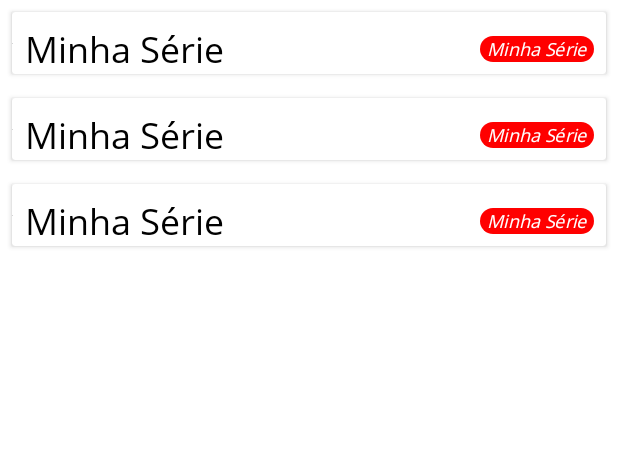
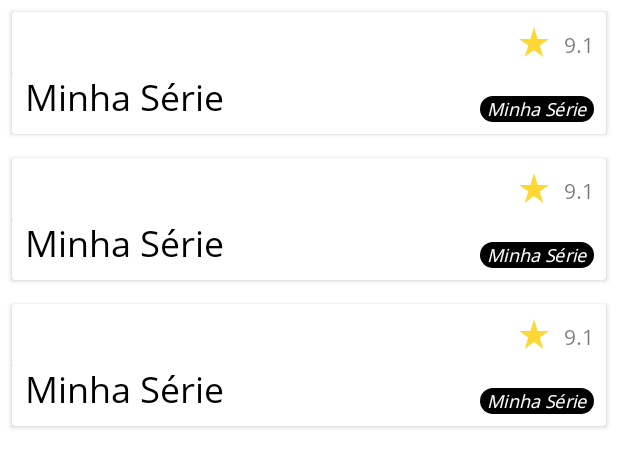
Before and after one commit to marcelonomad/MinhaSerie, an Android app: the layout activity_main.xml on its own in the app's theme, with its tools: preview values and no code run, on a phone screen of 412 x 824 dp. Shown: the top 467 px of the screen. Run offline under Robolectric (Android 15) with nearby library versions, the phone set to English and light mode, and no system bars.

Commit message:
Infinite scroller e ajustes de layout

```diff
--- a/app/build.gradle
+++ b/app/build.gradle
@@ -42,6 +42,7 @@ dependencies {
     implementation 'com.squareup.retrofit2:retrofit:2.5.0'
     implementation 'com.squareup.retrofit2:converter-gson:2.5.0'
     implementation 'com.github.bumptech.glide:glide:4.12.0'
+    implementation 'com.github.Batterii:PagingRecycler:v1.1.1'
     testImplementation 'junit:junit:4.+'
     androidTestImplementation 'androidx.test.ext:junit:1.1.2'
     androidTestImplementation 'androidx.test.espresso:espresso-core:3.3.0'
--- a/app/src/main/AndroidManifest.xml
+++ b/app/src/main/AndroidManifest.xml
@@ -1,10 +1,12 @@
 <?xml version="1.0" encoding="utf-8"?>
 <manifest xmlns:android="http://schemas.android.com/apk/res/android"
-    package="com.nomad.minhaserie">
+    package="com.nomad.minhaserie"
+    xmlns:tools="http://schemas.android.com/tools">
 
     <uses-permission android:name="android.permission.INTERNET"></uses-permission>
 
     <application
+        tools:replace="theme"
         android:allowBackup="true"
         android:icon="@mipmap/ic_launcher"
         android:label="@string/app_name"
--- a/app/src/main/res/drawable/showtag.xml
+++ b/app/src/main/res/drawable/showtag.xml
@@ -3,7 +3,7 @@
 <shape xmlns:android="http://schemas.android.com/apk/res/android"
     android:shape="rectangle">
 
-    <corners android:radius="15dp" />
+    <corners android:radius="40dp" />
 
     <padding
         android:left="5dp"
@@ -12,6 +12,6 @@
     <!--<stroke android:width="2dp" android:color="#f00" />-->
 
     <!--- This is the background color -->
-    <solid android:color="#f00" />
+    <solid android:color="#000" />
 
 </shape>
--- /dev/null
+++ b/app/src/main/res/drawable/star.xml
@@ -0,0 +1,10 @@
+<vector xmlns:android="http://schemas.android.com/apk/res/android"
+    android:width="24dp"
+    android:height="24dp"
+    android:viewportWidth="24"
+    android:viewportHeight="24"
+    android:tint="@color/yellow_600">
+  <path
+      android:fillColor="@android:color/white"
+      android:pathData="M14.43,10l-2.43,-8l-2.43,8l-7.57,0l6.18,4.41l-2.35,7.59l6.17,-4.69l6.18,4.69l-2.35,-7.59l6.17,-4.41z"/>
+</vector>
--- a/app/src/main/res/layout/activity_main.xml
+++ b/app/src/main/res/layout/activity_main.xml
@@ -15,4 +15,15 @@
         app:layout_constraintStart_toStartOf="parent"
         app:layout_constraintTop_toTopOf="parent"
         tools:listitem="@layout/item_show" />
+
+    <include
+        android:id="@+id/llLoader"
+        layout="@layout/loader"
+        android:layout_width="wrap_content"
+        android:layout_height="wrap_content"
+        android:visibility="invisible"
+        app:layout_constraintBottom_toBottomOf="parent"
+        app:layout_constraintLeft_toLeftOf="parent"
+        app:layout_constraintRight_toRightOf="parent" />
+
 </androidx.constraintlayout.widget.ConstraintLayout>
--- a/app/src/main/res/layout/item_show.xml
+++ b/app/src/main/res/layout/item_show.xml
@@ -23,15 +23,20 @@
 
             <TextView
                 android:id="@+id/txtNameShow"
-                android:layout_width="wrap_content"
+                android:layout_width="0dp"
                 android:layout_height="wrap_content"
                 android:layout_marginStart="8dp"
                 android:layout_marginTop="8dp"
+                android:layout_marginEnd="8dp"
+                android:layout_marginBottom="8dp"
                 android:text="@string/app_name"
                 android:textColor="@color/black"
                 android:textSize="24sp"
+                app:layout_constraintBottom_toBottomOf="parent"
+                app:layout_constraintEnd_toEndOf="parent"
+                app:layout_constraintHorizontal_bias="1.0"
                 app:layout_constraintStart_toEndOf="@+id/imgItemShow"
-                app:layout_constraintTop_toTopOf="parent" />
+                app:layout_constraintTop_toBottomOf="@+id/imgShowRate" />
 
             <ImageView
                 android:id="@+id/imgItemShow"
@@ -55,6 +60,26 @@
                 android:textStyle="italic"
                 app:layout_constraintBottom_toBottomOf="parent"
                 app:layout_constraintEnd_toEndOf="parent" />
+
+            <ImageView
+                android:id="@+id/imgShowRate"
+                android:layout_width="wrap_content"
+                android:layout_height="wrap_content"
+                android:layout_marginTop="8dp"
+                android:layout_marginEnd="8dp"
+                app:layout_constraintEnd_toStartOf="@+id/txtShowRate"
+                app:layout_constraintTop_toTopOf="parent"
+                app:srcCompat="@drawable/star" />
+
+            <TextView
+                android:id="@+id/txtShowRate"
+                android:layout_width="wrap_content"
+                android:layout_height="wrap_content"
+                android:layout_marginTop="12dp"
+                android:layout_marginEnd="8dp"
+                android:text="@string/show_rate"
+                app:layout_constraintEnd_toEndOf="parent"
+                app:layout_constraintTop_toTopOf="parent" />
         </androidx.constraintlayout.widget.ConstraintLayout>
     </androidx.cardview.widget.CardView>
 
--- a/app/src/main/res/values/colors.xml
+++ b/app/src/main/res/values/colors.xml
@@ -7,4 +7,5 @@
     <color name="teal_700">#FF018786</color>
     <color name="black">#FF000000</color>
     <color name="white">#FFFFFFFF</color>
+    <color name="yellow_600">#fdd835</color>
 </resources>
--- a/app/src/main/res/values/strings.xml
+++ b/app/src/main/res/values/strings.xml
@@ -1,3 +1,4 @@
 <resources>
     <string name="app_name">Minha Série</string>
+    <string name="show_rate">9.1</string>
 </resources>
--- a/build.gradle
+++ b/build.gradle
@@ -18,6 +18,7 @@ allprojects {
     repositories {
         google()
         jcenter()
+        maven { url "https://jitpack.io" }
     }
 }
 
```
Also changed, not shown: app/src/main/java/com/nomad/minhaserie/adapter/ShowAdapter.kt (+62 -1 lines), app/src/main/java/com/nomad/minhaserie/dataaccess/models/Rating.kt (added, +10 -0 lines), app/src/main/java/com/nomad/minhaserie/dataaccess/models/Show.kt (+8 -2 lines), app/src/main/java/com/nomad/minhaserie/ui/MainActivity.kt (+47 -15 lines), app/src/main/res/layout/loader.xml (added, +17 -0 lines), app/src/main/res/drawable/popcorn.png (added), app/src/main/res/drawable/tv.png (deleted).
